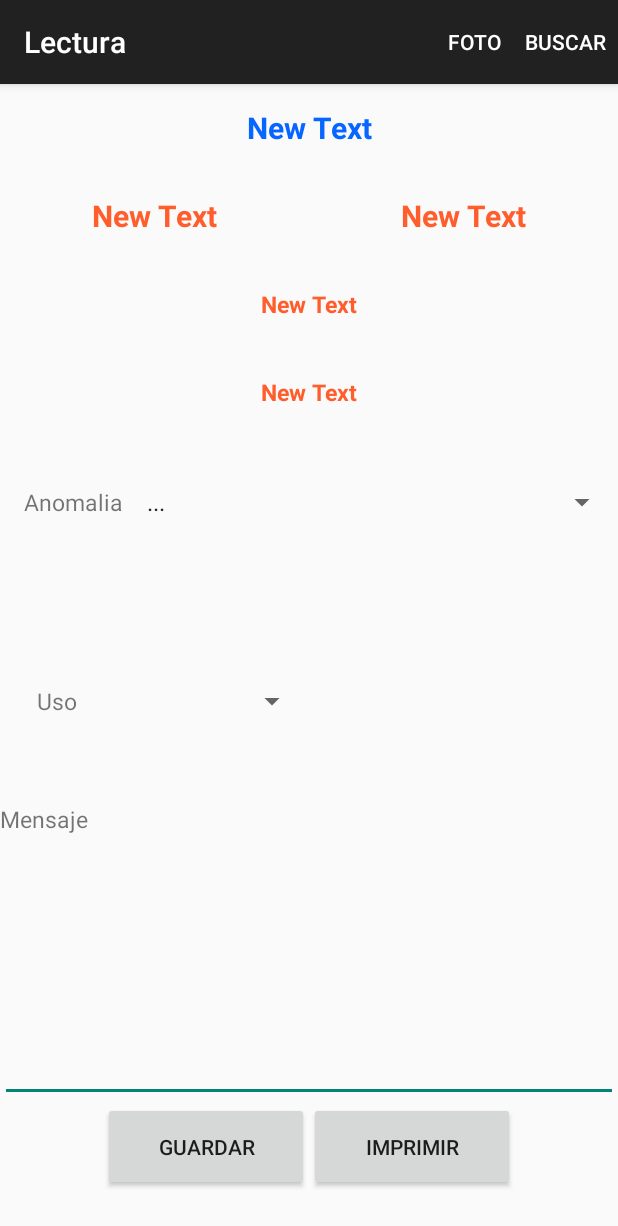
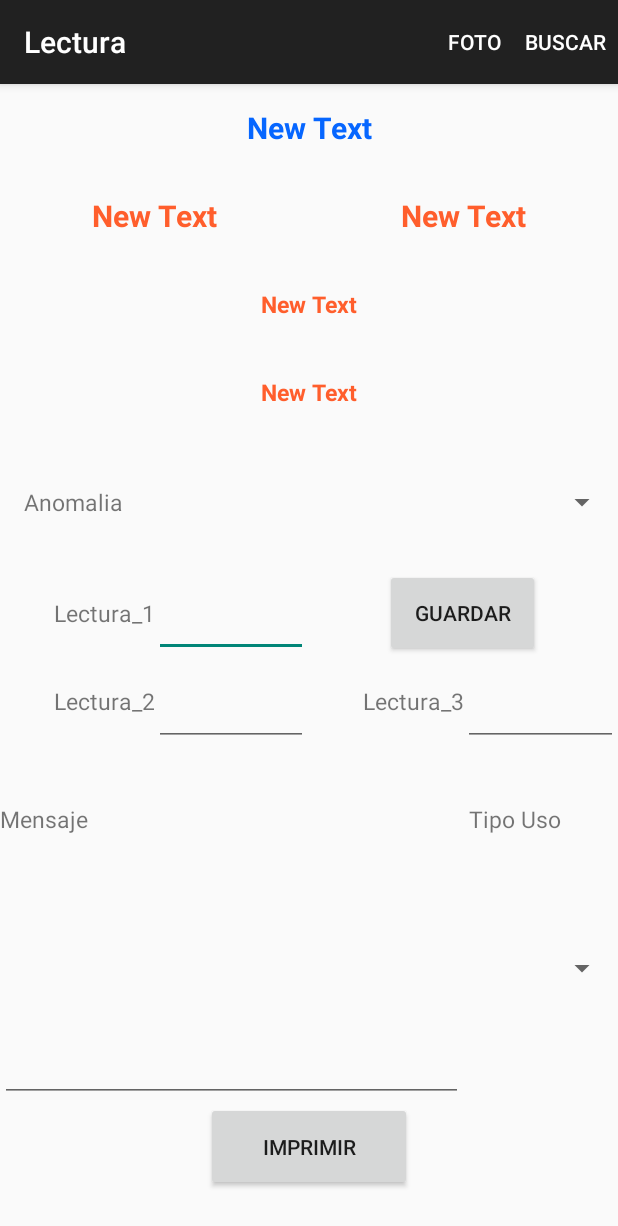
Before and after one commit to JulianPoveda/MobileLecturas, an Android app: the FormTomarLectura screen opened directly, with no data from a screen before it, on a phone screen of 412 x 824 dp. Shown: the top 1226 px of the screen. Run offline under Robolectric (Android 15) with nearby library versions, the phone set to English and light mode, and no system bars; 2 statements that could not run were skipped.

Commit message:
Formulario Tomar Lectura
Se ubica el boton guardar al lado de la lectura activa.

```diff
--- a/app/src/main/java/clases/ClassAnomalia.java
+++ b/app/src/main/java/clases/ClassAnomalia.java
@@ -43,7 +43,7 @@ public class ClassAnomalia {
                                                         "aplica_no_residencial='t'");
         }
 
-        this.listadoAnomalias.add("...");
+       // this.listadoAnomalias.add("...");
         for(int i=0;i<this._tempTabla.size();i++){
             this._tempRegistro = this._tempTabla.get(i);
             listadoAnomalias.add(this._tempRegistro.getAsString("id_anomalia")+"-"+this._tempRegistro.getAsString("descripcion"));
--- a/app/src/main/res/layout/base_toma_lectura.xml
+++ b/app/src/main/res/layout/base_toma_lectura.xml
@@ -95,12 +95,13 @@
         android:layout_width="match_parent"
         android:layout_height="0dp"
         android:layout_weight="1"
-        android:orientation="horizontal">
+        android:orientation="horizontal"
+        android:weightSum="8">
 
         <TextView
             android:layout_width="0dp"
             android:layout_height="match_parent"
-            android:layout_weight="1"
+            android:layout_weight="2"
             android:text="@string/TxtLectura1"
             android:id="@+id/LecturaTxtLectura1"
             android:gravity="center_vertical|right"
@@ -110,28 +111,33 @@
             android:layout_width="0dp"
             android:layout_height="match_parent"
             android:id="@+id/LecturaEditLectura1"
-            android:layout_weight="1"
+            android:layout_weight="2"
             android:gravity="bottom|center"
             android:textSize="15dp"
             android:inputType="number" />
 
-        <TextView
+        <LinearLayout
             android:layout_width="0dp"
             android:layout_height="match_parent"
             android:layout_weight="1"
-            android:text="@string/TxtLectura2"
-            android:id="@+id/LecturaTxtLectura2"
-            android:gravity="center_vertical|right"
-            android:textSize="15dp"/>
+            android:orientation="horizontal">
+        </LinearLayout>
 
-        <EditText
+        <Button
             android:layout_width="0dp"
             android:layout_height="match_parent"
-            android:inputType="number"
-            android:id="@+id/LecturaEditLectura2"
+            android:layout_weight="2"
+            android:text="@string/LecturasBtnGuardar"
+            android:id="@+id/LecturasBtnGuardar"
+            android:gravity="center" />
+
+        <LinearLayout
+            android:layout_width="0dp"
+            android:layout_height="match_parent"
             android:layout_weight="1"
-            android:gravity="bottom|center"
-            android:textSize="15dp"/>
+            android:orientation="horizontal">
+        </LinearLayout>
+
     </LinearLayout>
 
     <LinearLayout
@@ -144,17 +150,20 @@
         <TextView
             android:layout_width="0dp"
             android:layout_height="match_parent"
-            android:layout_weight="1"
-            android:text="@string/TxtTipoUso"
-            android:id="@+id/LecturaTxtTipoUso"
+            android:layout_weight="2"
+            android:text="@string/TxtLectura2"
+            android:id="@+id/LecturaTxtLectura2"
             android:gravity="center_vertical|right"
             android:textSize="15dp"/>
 
-        <Spinner
+        <EditText
             android:layout_width="0dp"
             android:layout_height="match_parent"
-            android:layout_weight="3"
-            android:id="@+id/LecturaSpnTipoUso" />
+            android:inputType="number"
+            android:id="@+id/LecturaEditLectura2"
+            android:layout_weight="2"
+            android:gravity="bottom|center"
+            android:textSize="15dp"/>
 
         <TextView
             android:layout_width="0dp"
@@ -183,17 +192,29 @@
         <TextView
             android:layout_width="0dp"
             android:layout_height="match_parent"
-            android:layout_weight="1"
+            android:layout_weight="2"
             android:text="@string/TxtMensaje"
             android:id="@+id/LecturaTxtMensaje"
             android:gravity="bottom|left"
             android:textSize="15dp"/>
+
+        <TextView
+            android:layout_width="0dp"
+            android:layout_height="match_parent"
+            android:layout_weight="1"
+            android:text="@string/TxtTipoUso"
+            android:id="@+id/LecturaTxtTipoUso"
+            android:gravity="bottom|center"
+            android:textSize="15dp"/>
+
     </LinearLayout>
+
     <LinearLayout
         android:layout_width="match_parent"
         android:layout_height="0dp"
         android:layout_weight="3"
         android:orientation="horizontal">
+
         <EditText
             android:layout_width="0dp"
             android:layout_height="match_parent"
@@ -201,7 +222,14 @@
             android:id="@+id/LecturaEditMensaje"
             android:layout_weight="3"
             android:gravity="top" />
+
+        <Spinner
+            android:layout_width="0dp"
+            android:layout_height="match_parent"
+            android:layout_weight="1"
+            android:id="@+id/LecturaSpnTipoUso" />
     </LinearLayout>
+
     <LinearLayout
         android:layout_width="match_parent"
         android:layout_height="0dp"
@@ -214,14 +242,6 @@
             android:layout_width="0dp"
             android:layout_height="match_parent"
             android:layout_weight="2"
-            android:text="@string/LecturasBtnGuardar"
-            android:id="@+id/LecturasBtnGuardar"
-            android:gravity="center" />
-
-        <Button
-            android:layout_width="0dp"
-            android:layout_height="match_parent"
-            android:layout_weight="2"
             android:text="@string/LecturasBtnImprimir"
             android:id="@+id/LecturasBtnImprimir"
             android:gravity="center" />
--- a/app/src/main/res/values/strings_tomar_lectura.xml
+++ b/app/src/main/res/values/strings_tomar_lectura.xml
@@ -2,7 +2,7 @@
 <resources>
         <string name="TxtMensaje">Mensaje</string>
         <string name="TxtAnomalia">Anomalia</string>
-        <string name="TxtTipoUso">Uso</string>
+        <string name="TxtTipoUso">Tipo Uso</string>
         <string name="TxtLectura1">Lectura_1</string>
         <string name="TxtLectura2">Lectura_2</string>
         <string name="TxtLectura3">Lectura_3</string>
```
